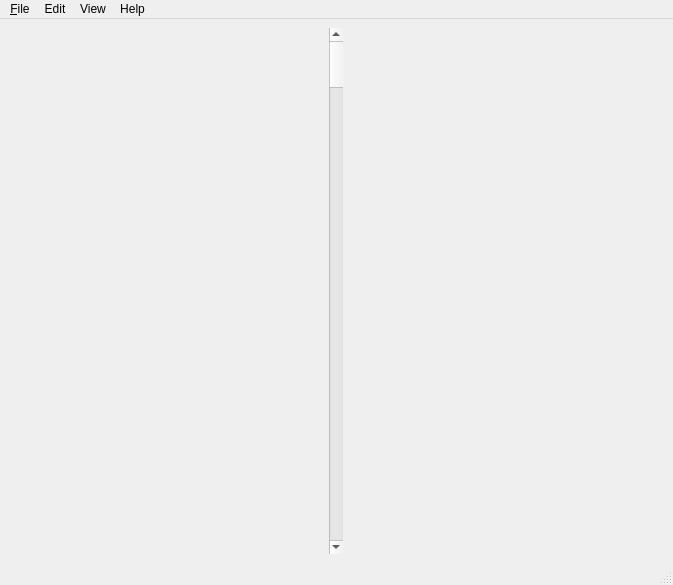
This is hexeditor.ui in PetterS/sexton as Qt 5 draws it before an edit. The edited form follows.
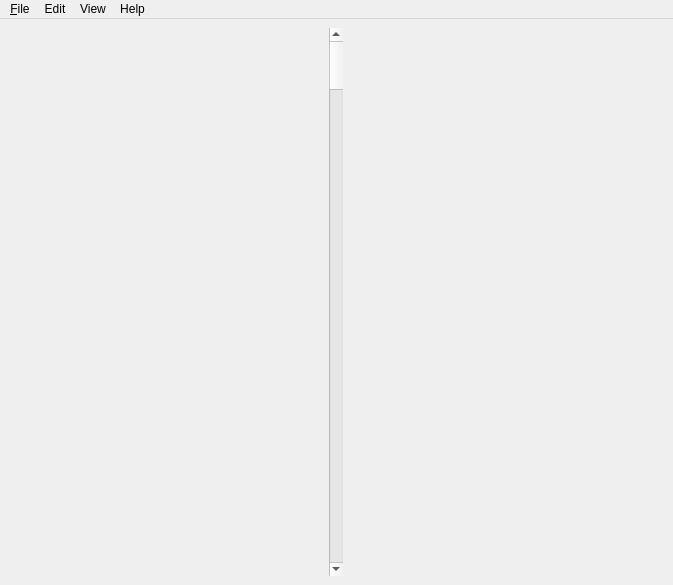
This is the edited form. Icons and pictures are not drawn.

Commit message: Double status bar fix.

```diff
--- a/hexeditor.ui
+++ b/hexeditor.ui
@@ -78,7 +78,6 @@
    <addaction name="menuView"/>
    <addaction name="menuHelp"/>
   </widget>
-  <widget class="QStatusBar" name="statusbar"/>
   <action name="actionOpen">
    <property name="icon">
     <iconset>
```
